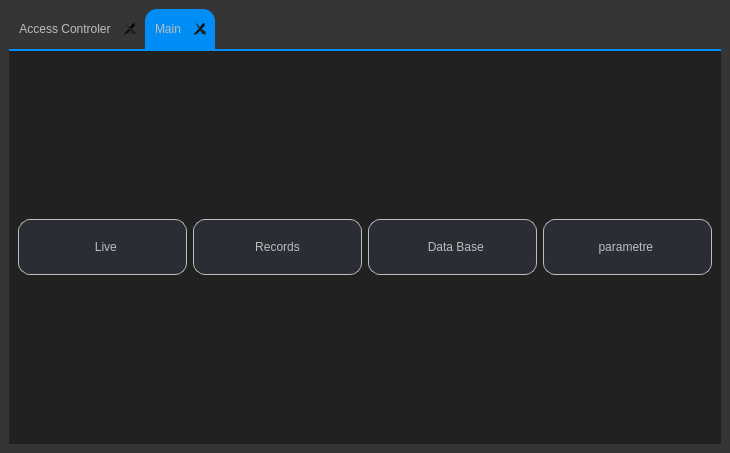
This is resources/ui/Main.ui in elmhadji/AccessController as Qt 5 draws it before an edit. The edited form follows.
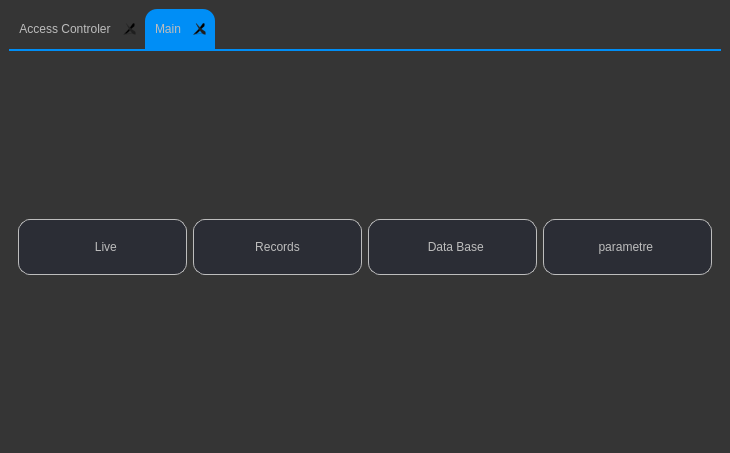
This is the edited form. Icons and pictures are not drawn.

Commit message: -Alter some styling & improvement

What changed in the file:
```diff
--- a/resources/ui/Main.ui
+++ b/resources/ui/Main.ui
@@ -14,19 +14,21 @@
    <string>MainWindow</string>
   </property>
   <property name="styleSheet">
-   <string notr="true">#MainWindow{
+   <string notr="true">#MainWindow ,#centralwidget{
 	background-color: rgb(53, 53, 53);
+
 }
-QTabWidget::tab-bar {
+#MainWindow #tabWidget::tab-bar {
 	border: 30px solid rgb(0, 0, 255);
 	color: rgb(189, 189, 189);
+
 }
 
-QTabBar{
+#MainWindow  QTabBar{
 	background-color: rgb(53, 53, 53);
 	
 }
-QTabBar::tab { 
+#MainWindow  QTabBar::tab { 
 	border-top-left-radius:12;
 	border-top-right-radius:12;
   	padding: 10px;
@@ -34,16 +36,15 @@
 	
  }
 
-QTabBar::tab:selected {
+#MainWindow  QTabBar::tab:selected {
 	background-color: rgb(0, 142, 246);
 	text-decoration: none;
+
  }
 
-QTabWidget::pane{
-	background-color: rgb(33, 33, 33);
-}
-QTabWidget::pane {
- 	border-top:2px solid rgb(0, 142, 246) ;
+#MainWindow  #tabWidget::pane{
+	border-top:2px solid rgb(0, 142, 246) ;
+
 }
 
 #mainTab QPushButton{
@@ -52,6 +53,7 @@
     border: 1px solid rgb(189, 189, 189);
     border-radius: 12px; 
     padding: 20px; 
+
 }
 
 #mainTab QPushButton::hover{
```
Left out of the diff: 1 changed line with no effect on the pictures. The commit also changes 1 other file.
